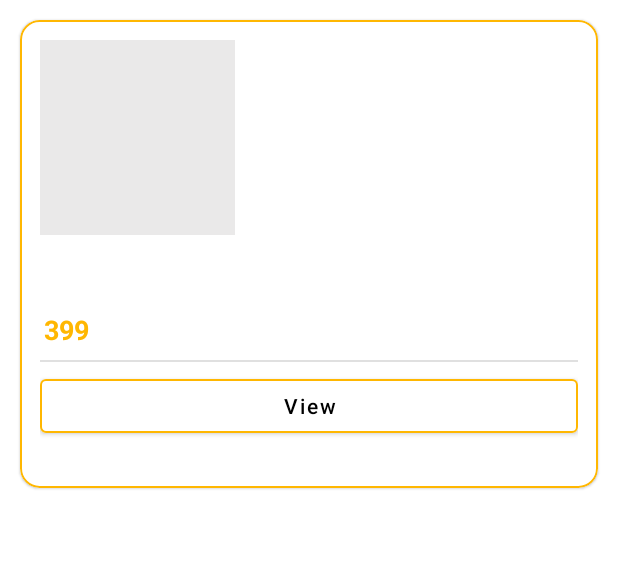
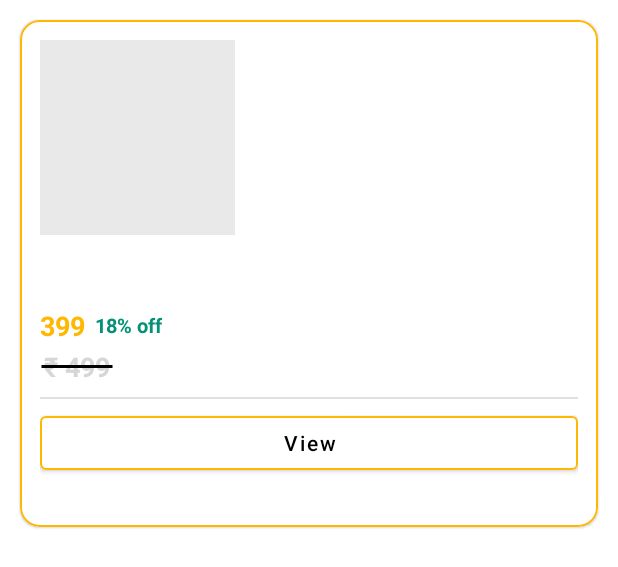
Before and after one commit to jayaprasad356/brandke_android, an Android app: the layout protuct_list.xml on its own in the app's theme, with its tools: preview values and no code run, on a phone screen of 412 x 824 dp. Shown: the top 567 px of the screen. Run offline under Robolectric (Android 15) with nearby library versions, the light colour scheme and no system bars; network calls fail.

Commit message:
Discount price text

```diff
--- a/app/src/main/java/com/kapp/bharat/CategoryActivity.java
+++ b/app/src/main/java/com/kapp/bharat/CategoryActivity.java
@@ -256,6 +256,7 @@ public class CategoryActivity extends AppCompatActivity{
         params.put(Constant.BRAND,Brand);
         params.put(Constant.UNIT,Measurement);
         ApiConfig.RequestToVolley((result, response) -> {
+
             Log.d("PRODUCTS_RES",response);
             Log.d("PRODUCTS_PAR",CategoryId  +" - " + from + " - " + to + " - " + from_m + " - " + to_m + " - " + Brand +" - " +  Measurement);
 
--- a/app/src/main/java/com/kapp/bharat/helper/Constant.java
+++ b/app/src/main/java/com/kapp/bharat/helper/Constant.java
@@ -96,4 +96,5 @@ public class Constant {
     public static final String UPI_ID_VAL = "ezeetailtechnologiesprivalimited@icici";
 
     public static final String PRODUCT_MRP = "mrp";
+    public static final String PRODUCT_DISCOUNT = "discount_percentage";
 }
--- a/app/src/main/res/layout/protuct_list.xml
+++ b/app/src/main/res/layout/protuct_list.xml
@@ -12,7 +12,7 @@
     <com.google.android.material.card.MaterialCardView
 
         android:layout_width="match_parent"
-        android:layout_height="@dimen/_240sdp"
+        android:layout_height="@dimen/_260sdp"
         app:strokeColor="@color/Primary_yellow"
         app:strokeWidth="@dimen/_1sdp"
         app:cardCornerRadius="@dimen/_10sdp"
@@ -69,19 +69,43 @@
                 android:padding="@dimen/_2sdp"
                 />
 
+            <RelativeLayout
+                android:layout_width="match_parent"
+                android:layout_height="wrap_content">
+
+
             <TextView
                 android:id="@+id/tvPrice"
-                android:layout_width="match_parent"
+                android:layout_width="wrap_content"
                 android:layout_height="wrap_content"
                 android:text="399"
-                android:gravity="left"
                 android:textColor="@color/Primary_yellow"
                 android:textSize="@dimen/_14sdp"
-                android:padding="@dimen/_2sdp"
                 android:textStyle="bold"
                 />
+
+
             <TextView
-                android:visibility="gone"
+                android:layout_toRightOf="@+id/tvPrice"
+                android:id="@+id/tvDiscount"
+                android:layout_width="wrap_content"
+                android:layout_height="wrap_content"
+                android:text="18% off"
+                android:textAlignment="center"
+                android:layout_centerVertical="true"
+                android:layout_marginLeft="@dimen/_5sdp"
+                android:textColor="@color/green"
+                android:textSize="@dimen/_10sdp"
+                android:textStyle="bold"
+                />
+
+
+            </RelativeLayout>
+
+
+
+            <TextView
+                android:id="@+id/tvMrpPrice"
                 android:layout_width="wrap_content"
                 android:layout_height="wrap_content"
                 android:text="₹ 499"
@@ -92,6 +116,11 @@
                 android:textStyle="bold"
                 android:foreground="@drawable/strikethrough_foreground"
                 />
+
+
+
+
+
 
             <com.google.android.material.divider.MaterialDivider
                 android:layout_width="match_parent"
```
Also changed, not shown: app/src/main/java/com/kapp/bharat/Adapter/ProductAdapter.java (+8 -1 lines), app/src/main/java/com/kapp/bharat/Models/Product.java (+12 -2 lines), app/src/main/java/com/kapp/bharat/ProductDetailsActivity.java (+6 -3 lines), app/src/main/res/layout/activity_product_details.xml (+17 -3 lines).
